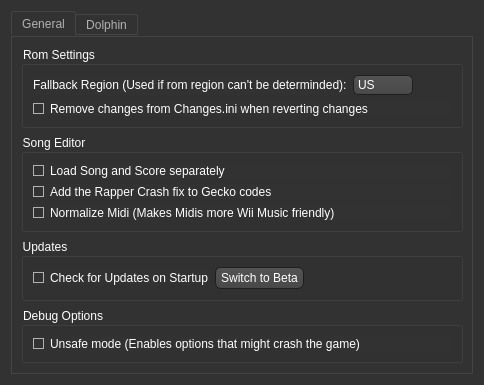
Old version of the form Settings.ui in the repository BenjaminHalko/WiiMusicEditorPlus.
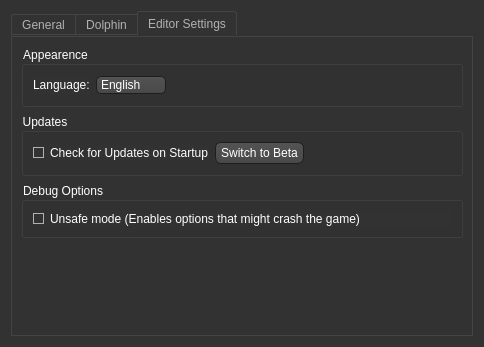
New version of the form. The open tabs and pages were chosen to show the change. Icons and pictures are not drawn.

Patch:
```diff
--- a/Settings.ui
+++ b/Settings.ui
@@ -10,7 +10,7 @@
     <x>0</x>
     <y>0</y>
     <width>484</width>
-    <height>380</height>
+    <height>322</height>
    </rect>
   </property>
   <property name="windowTitle">
@@ -498,11 +498,11 @@
      <property name="currentIndex">
       <number>0</number>
      </property>
-     <widget class="QWidget" name="Tab_General">
+     <widget class="QWidget" name="tab">
       <attribute name="title">
        <string>General</string>
       </attribute>
-      <layout class="QVBoxLayout" name="verticalLayout_3">
+      <layout class="QVBoxLayout" name="verticalLayout_11">
        <item>
         <widget class="QGroupBox" name="Rom">
          <property name="title">
@@ -528,7 +528,7 @@
               </property>
               <item>
                <property name="text">
-                <string>US</string>
+                <string>U.S.</string>
                </property>
               </item>
               <item>
@@ -610,65 +610,7 @@
         </widget>
        </item>
        <item>
-        <widget class="QGroupBox" name="Updates">
-         <property name="title">
-          <string>Updates</string>
-         </property>
-         <layout class="QHBoxLayout" name="horizontalLayout">
-          <item>
-           <widget class="QCheckBox" name="CheckForUpdates">
-            <property name="text">
-             <string>Check for Updates on Startup</string>
-            </property>
-            <property name="checked">
-             <bool>true</bool>
-            </property>
-           </widget>
-          </item>
-          <item>
-           <widget class="QPushButton" name="SwitchBeta">
-            <property name="text">
-             <string>Switch to Beta</string>
-            </property>
-           </widget>
-          </item>
-          <item>
-           <spacer name="UpdateSpacer">
-            <property name="orientation">
-             <enum>Qt::Horizontal</enum>
-            </property>
-            <property name="sizeHint" stdset="0">
-             <size>
-              <width>40</width>
-              <height>20</height>
-             </size>
-            </property>
-           </spacer>
-          </item>
-         </layout>
-        </widget>
-       </item>
-       <item>
-        <widget class="QGroupBox" name="Debug">
-         <property name="title">
-          <string>Debug Options</string>
-         </property>
-         <layout class="QVBoxLayout" name="verticalLayout_9">
-          <item>
-           <widget class="QCheckBox" name="UnsafeMode">
-            <property name="enabled">
-             <bool>true</bool>
-            </property>
-            <property name="text">
-             <string>Unsafe mode (Enables options that might crash the game)</string>
-            </property>
-           </widget>
-          </item>
-         </layout>
-        </widget>
-       </item>
-       <item>
-        <spacer name="General_Spacer">
+        <spacer name="verticalSpacer">
          <property name="orientation">
           <enum>Qt::Vertical</enum>
          </property>
@@ -862,6 +804,156 @@
        </item>
       </layout>
      </widget>
+     <widget class="QWidget" name="Tab_General">
+      <attribute name="title">
+       <string>Editor Settings</string>
+      </attribute>
+      <layout class="QVBoxLayout" name="verticalLayout_3">
+       <item>
+        <widget class="QGroupBox" name="Appearence">
+         <property name="title">
+          <string>Appearence</string>
+         </property>
+         <layout class="QVBoxLayout" name="verticalLayout_10">
+          <item>
+           <layout class="QHBoxLayout" name="LanguageLayout">
+            <item>
+             <widget class="QLabel" name="LanguageLabel">
+              <property name="text">
+               <string>Language:</string>
+              </property>
+             </widget>
+            </item>
+            <item>
+             <widget class="QComboBox" name="LanguageBox">
+              <item>
+               <property name="text">
+                <string notr="true">English</string>
+               </property>
+              </item>
+              <item>
+               <property name="text">
+                <string notr="true">Français</string>
+               </property>
+              </item>
+              <item>
+               <property name="text">
+                <string notr="true">Español</string>
+               </property>
+              </item>
+              <item>
+               <property name="text">
+                <string notr="true">Deutsch</string>
+               </property>
+              </item>
+              <item>
+               <property name="text">
+                <string notr="true">Italiano</string>
+               </property>
+              </item>
+              <item>
+               <property name="text">
+                <string notr="true">日本</string>
+               </property>
+              </item>
+              <item>
+               <property name="text">
+                <string notr="true">한국인</string>
+               </property>
+              </item>
+             </widget>
+            </item>
+            <item>
+             <spacer name="LanguageSpace">
+              <property name="orientation">
+               <enum>Qt::Horizontal</enum>
+              </property>
+              <property name="sizeHint" stdset="0">
+               <size>
+                <width>40</width>
+                <height>20</height>
+               </size>
+              </property>
+             </spacer>
+            </item>
+           </layout>
+          </item>
+         </layout>
+        </widget>
+       </item>
+       <item>
+        <widget class="QGroupBox" name="Updates">
+         <property name="title">
+          <string>Updates</string>
+         </property>
+         <layout class="QHBoxLayout" name="horizontalLayout">
+          <item>
+           <widget class="QCheckBox" name="CheckForUpdates">
+            <property name="text">
+             <string>Check for Updates on Startup</string>
+            </property>
+            <property name="checked">
+             <bool>true</bool>
+            </property>
+           </widget>
+          </item>
+          <item>
+           <widget class="QPushButton" name="SwitchBeta">
+            <property name="text">
+             <string>Switch to Beta</string>
+            </property>
+           </widget>
+          </item>
+          <item>
+           <spacer name="UpdateSpacer">
+            <property name="orientation">
+             <enum>Qt::Horizontal</enum>
+            </property>
+            <property name="sizeHint" stdset="0">
+             <size>
+              <width>40</width>
+              <height>20</height>
+             </size>
+            </property>
+           </spacer>
+          </item>
+         </layout>
+        </widget>
+       </item>
+       <item>
+        <widget class="QGroupBox" name="Debug">
+         <property name="title">
+          <string>Debug Options</string>
+         </property>
+         <layout class="QVBoxLayout" name="verticalLayout_9">
+          <item>
+           <widget class="QCheckBox" name="UnsafeMode">
+            <property name="enabled">
+             <bool>true</bool>
+            </property>
+            <property name="text">
+             <string>Unsafe mode (Enables options that might crash the game)</string>
+            </property>
+           </widget>
+          </item>
+         </layout>
+        </widget>
+       </item>
+       <item>
+        <spacer name="General_Spacer">
+         <property name="orientation">
+          <enum>Qt::Vertical</enum>
+         </property>
+         <property name="sizeHint" stdset="0">
+          <size>
+           <width>20</width>
+           <height>40</height>
+          </size>
+         </property>
+        </spacer>
+       </item>
+      </layout>
+     </widget>
     </widget>
    </item>
   </layout>
```
Left out of the diff: 29 changed lines with no effect on the pictures.
